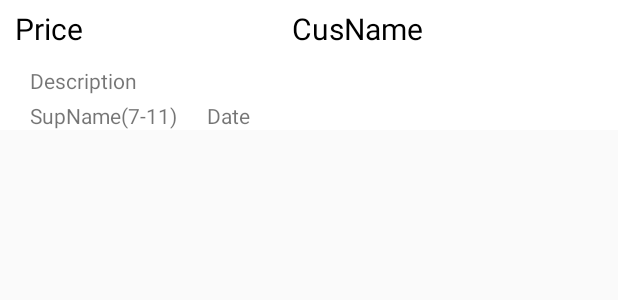
After one commit to panachai/Price_Shared, an Android app: the layout listview_row_custom_review.xml on its own in the app's theme, with its tools: preview values and no code run, on a phone screen of 412 x 824 dp. The commit adds this screen. Shown: the top 300 px of the screen. Run offline under Robolectric (Android 15) with nearby library versions, the phone set to English and light mode, and no system bars.

Commit message:
review pass

```diff
--- /dev/null
+++ b/app/src/main/res/layout/listview_row_custom_review.xml
@@ -0,0 +1,99 @@
+<?xml version="1.0" encoding="utf-8"?>
+<LinearLayout xmlns:android="http://schemas.android.com/apk/res/android"
+    android:layout_width="match_parent"
+    android:layout_height="wrap_content"
+    android:background="#FFFFFF"
+    android:gravity="center_vertical"
+    android:orientation="horizontal"
+    android:weightSum="1">
+
+    <LinearLayout
+        android:layout_width="match_parent"
+        android:layout_height="match_parent"
+        android:orientation="vertical">
+
+        <LinearLayout
+            android:layout_width="match_parent"
+            android:layout_height="40dp"
+            android:layout_weight="1"
+            android:orientation="horizontal">
+
+            <TextView
+                android:id="@+id/tvPriceReview"
+                android:layout_width="wrap_content"
+                android:layout_height="wrap_content"
+                android:layout_marginBottom="5dp"
+                android:layout_marginLeft="10dp"
+                android:layout_marginRight="20dp"
+                android:layout_marginTop="5dp"
+                android:layout_weight="1"
+                android:text="Price"
+                android:textColor="#000000"
+                android:textSize="20sp" />
+
+            <TextView
+                android:id="@+id/tvCusnameReview"
+                android:layout_width="wrap_content"
+                android:layout_height="wrap_content"
+                android:layout_marginBottom="5dp"
+                android:layout_marginLeft="10dp"
+                android:layout_marginRight="20dp"
+                android:layout_marginTop="5dp"
+                android:layout_weight="1"
+                android:text="CusName"
+                android:textColor="#000000"
+                android:textSize="20sp" />
+        </LinearLayout>
+
+        <TextView
+            android:id="@+id/tvDesReview"
+            android:layout_width="match_parent"
+            android:layout_height="wrap_content"
+            android:gravity="left"
+            android:paddingLeft="20dp"
+            android:paddingTop="4dp"
+            android:text="Description"
+            android:textSize="14sp" />
+
+        <LinearLayout
+            android:layout_width="match_parent"
+            android:layout_height="wrap_content"
+            android:orientation="horizontal">
+
+            <TextView
+                android:id="@+id/tvSupName"
+                android:layout_width="wrap_content"
+                android:layout_height="wrap_content"
+                android:gravity="left"
+                android:paddingLeft="20dp"
+                android:paddingTop="4dp"
+                android:text="SupName(7-11)"
+                android:textSize="14sp" />
+
+            <TextView
+                android:id="@+id/tvDate"
+                android:layout_width="match_parent"
+                android:layout_height="wrap_content"
+                android:gravity="left"
+                android:paddingLeft="20dp"
+                android:paddingTop="4dp"
+                android:text="Date"
+                android:textSize="14sp" />
+
+        </LinearLayout>
+    </LinearLayout>
+
+
+    <!-- android:background="@mipmap/ic_launcher" -->
+
+    <!--tools:ignore="RtlSymmetry"
+         android:maxLines="4"
+        android:ellipsize="end"
+
+android:layout_gravity="center_vertical"
+        android:layout_weight="2"
+
+
+         -->
+
+</LinearLayout>
```
Also changed, not shown: app/src/main/java/com/panachai/priceshared/CustomAdapterListviewReview.java (added, +91 -0 lines), app/src/main/java/com/panachai/priceshared/DBHelper.java (+91 -6 lines), app/src/main/java/com/panachai/priceshared/DB_ProductdetailResponse.java (added, +103 -0 lines), app/src/main/java/com/panachai/priceshared/NewsfeedFragment.java (+34 -53 lines), app/src/main/java/com/panachai/priceshared/ReviewItemActivity.java (+109 -0 lines), app/src/main/res/layout/activity_review_item.xml (+9 -9 lines), app/src/main/res/layout/fragment_review_item.xml (deleted, +0 -105 lines), app/src/main/res/layout/listview_row_custom.xml (+2 -8 lines).
